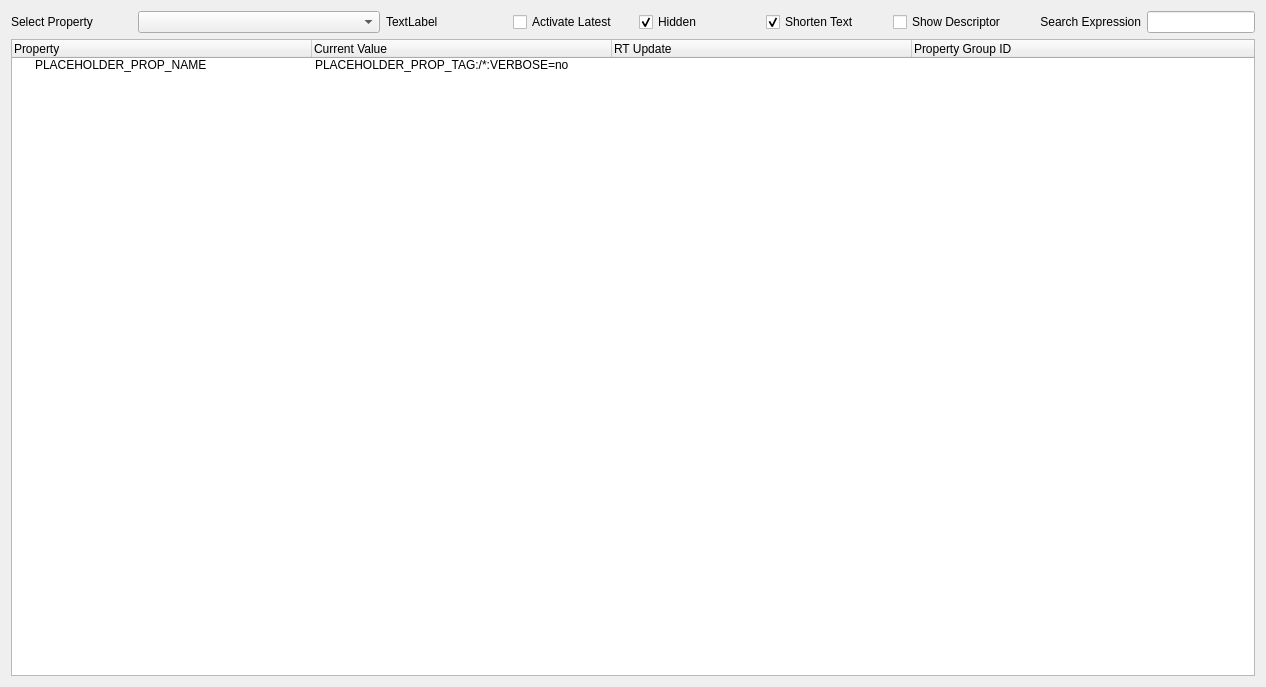
The window that sources/jvxLibraries/jvx-qt-central-widgets/uisrc/jvx_property_tree_widget.ui (jvxgit/AudYoFlo) describes before a commit, drawn with Qt 5.
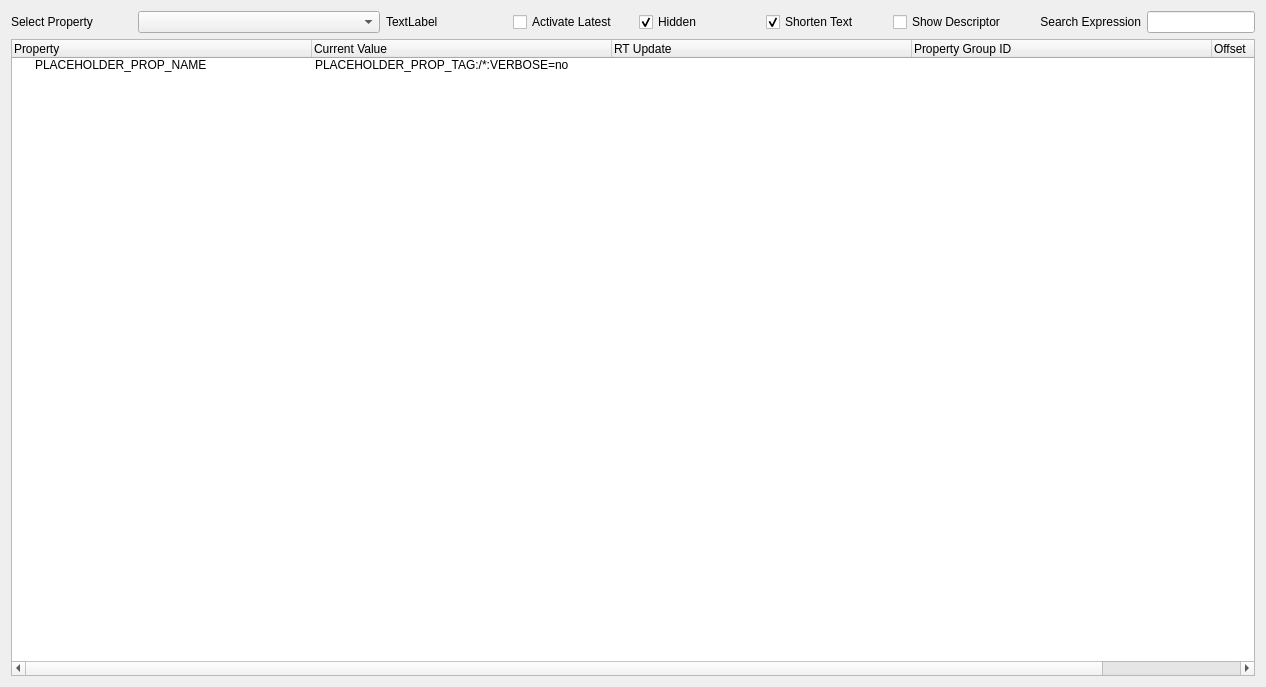
The same window after the commit.

Commit message: 1) Cleanup in HRTF dispenser 2) Repaired properties control for binaural rendering - multi option selectionlist 3) Added classes to output color text via terminal cout 4) Added option to select offset in multi-option properties in treewidget generic control

The edit to the form file:
```diff
--- a/sources/jvxLibraries/jvx-qt-central-widgets/uisrc/jvx_property_tree_widget.ui
+++ b/sources/jvxLibraries/jvx-qt-central-widgets/uisrc/jvx_property_tree_widget.ui
@@ -78,6 +78,11 @@
        <string>Property Group ID</string>
       </property>
      </column>
+     <column>
+      <property name="text">
+       <string>Offset</string>
+      </property>
+     </column>
      <item>
       <property name="text">
        <string>PLACEHOLDER_PROP_NAME</string>
```
The commit also changes 13 other files.
